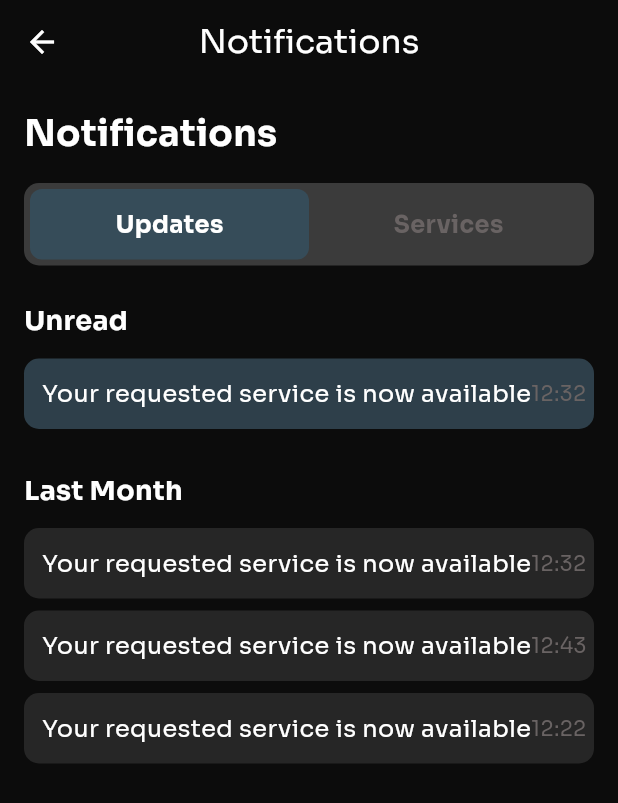
After one commit to AIBay-FYP/aibay, a Flutter app: the NotificationsScreen screen opened directly, on a phone screen of 412 x 824 dp. The commit adds this screen. Shown: the top 803 px of the screen. Run offline on Flutter 3.47's test engine with Material 3 defaults, Android fonts, the phone set to English and light mode, and no system bars; our stand-ins replace dio, firebase_core, flutter_dotenv, flutter_riverpod, flutter_svg, intl_phone_number_input; accounts and stored records are empty; network calls fail.

Commit message:
category and notifications screen

```diff
--- a/lib/main.dart
+++ b/lib/main.dart
@@ -1,3 +1,5 @@
+import 'package:aibay/screens/category.dart';
+import 'package:aibay/screens/notifications_screen.dart';
 import 'package:firebase_core/firebase_core.dart';
 import 'package:flutter/material.dart';
 import 'package:flutter_riverpod/flutter_riverpod.dart';
@@ -25,7 +27,7 @@ class MyApp extends ConsumerWidget {
     return MaterialApp(
       debugShowCheckedModeBanner: false,
       theme: theme,
-      home: LoginScreen(),
+      home: CategoryScreen(),
     );
   }
 }
--- /dev/null
+++ b/lib/providers/notifications_provider.dart
@@ -0,0 +1,58 @@
+import 'package:flutter_riverpod/flutter_riverpod.dart';
+
+final notificationsProvider = Provider<List<Map<String, String>>>((ref) {
+  return [
+    {"message": "Your requested service is now available", "time": "12:32", "status": "unread", "type": "Updates"},
+    {"message": "Your requested service is now available", "time": "12:32", "status": "read", "type": "Updates"},
+    {"message": "Your requested service is now available", "time": "12:43", "status": "read", "type": "Updates"},
+    {"message": "Your requested service is now available", "time": "12:22", "status": "read", "type": "Updates"},
+  ];
+});
+
+/// Mock Data for In Progress Screen
+final inProgressProvider = Provider<List<Map<String, dynamic>>>((ref) {
+  return [
+    {
+      "productName": "Product Name 1",
+      "type": "Rent",
+      "price": "Rs 100/day", // Price
+      "actions": ["Pay Now", "Cancel"],
+    },
+    {
+      "productName": "Product Name 2",
+      "type": "Rent",
+      "price": "Rs 100/day", // Price
+      "actions": ["Pay Now", "Cancel"],
+    },
+  ];
+});
+
+/// Mock Data for Booked Screen
+final bookedProvider = Provider<List<Map<String, dynamic>>>((ref) {
+  return [
+    {
+      "productName": "Product Name 3",
+      "type": "Rent",
+      "price": "Rs 100/day", // Price
+      "actions": ["Get Contract"],
+    },
+  ];
+});
+
+/// Mock Data for Requested Screen
+final requestedProvider = Provider<List<Map<String, dynamic>>>((ref) {
+  return [
+    {
+      "productName": "Product Name 4",
+      "type": "Rent",
+      "price": "Rs 100/day", // Price
+      "actions": ["Cancel Request"],
+    },
+    {
+      "productName": "Product Name 5",
+      "type": "Rent",
+      "price": "Rs 100/day", // Price
+      "actions": ["Cancel Request"],
+    },
+  ];
+});
--- /dev/null
+++ b/lib/screens/notifications_screen.dart
@@ -0,0 +1,180 @@
+import 'package:flutter/material.dart';
+import 'package:flutter_riverpod/flutter_riverpod.dart';
+import 'package:aibay/theme/app_colors.dart'; // Import the AppTheme class
+import 'package:aibay/providers/notifications_provider.dart'; // Import the notifications provider
+import 'services_toggle_screen.dart'; // Import the Services Toggle Screen
+
+/// StateProvider to manage the selected tab (Updates or Services)
+final selectedTabProvider = StateProvider<String>((ref) => 'Updates');
+
+class NotificationsScreen extends ConsumerWidget {
+  @override
+  Widget build(BuildContext context, WidgetRef ref) {
+    final notifications = ref.watch(notificationsProvider); // Use notificationsProvider
+    final selectedTab = ref.watch(selectedTabProvider);
+
+    return Scaffold(
+      appBar: AppBar(
+        title: Text(
+          "Notifications",
+          style: TextStyle(color: AppTheme.primaryTextColorDark), // Use AppTheme color
+        ),
+        centerTitle: true, // Center the title
+        leading: IconButton(
+          icon: Icon(Icons.arrow_back, color: AppTheme.primaryTextColorDark), // Use AppTheme color
+          onPressed: () => Navigator.pop(context),
+        ),
+      ),
+      body: SingleChildScrollView( // Wrap the entire body in a SingleChildScrollView
+        padding: const EdgeInsets.all(16.0),
+        child: Column(
+          crossAxisAlignment: CrossAxisAlignment.start,
+          children: [
+            // Main Heading
+            Text(
+              "Notifications",
+              style: TextStyle(
+                color: AppTheme.primaryTextColorDark, // Use AppTheme color
+                fontSize: 24,
+                fontWeight: FontWeight.bold,
+              ),
+            ),
+            SizedBox(height: 16),
+
+            // Toggle Buttons for Updates and Services
+            _buildToggleButtons(ref, selectedTab),
+            SizedBox(height: 24),
+
+            // Conditional UI based on selected tab
+            if (selectedTab == 'Updates') ...[
+              // Updates Screen
+              _buildUpdatesScreen(notifications),
+            ] else if (selectedTab == 'Services') ...[
+              // Services Screen
+              ServicesToggleScreen(), // Use the Services Toggle Screen
+            ],
+          ],
+        ),
+      ),
+    );
+  }
+
+  /// Toggle Buttons for "Updates" & "Services"
+  Widget _buildToggleButtons(WidgetRef ref, String selectedTab) {
+    return Container(
+      padding: EdgeInsets.all(4),
+      decoration: BoxDecoration(
+        color: AppTheme.darkTheme.colorScheme.secondary, // Use AppTheme color
+        borderRadius: BorderRadius.circular(10),
+      ),
+      child: Row(
+        children: [
+          _buildToggleButton(ref, 'Updates', selectedTab == 'Updates'),
+          _buildToggleButton(ref, 'Services', selectedTab == 'Services'),
+        ],
+      ),
+    );
+  }
+
+  /// Single Toggle Button
+  Widget _buildToggleButton(WidgetRef ref, String text, bool isSelected) {
+    return Expanded(
+      child: GestureDetector(
+        onTap: () {
+          ref.read(selectedTabProvider.notifier).state = text; // Update selected tab
+        },
+        child: Container(
+          padding: EdgeInsets.symmetric(vertical: 12),
+          decoration: BoxDecoration(
+            color: isSelected
+                ? AppTheme.darkTheme.colorScheme.primary // Use AppTheme color
+                : Colors.transparent,
+            borderRadius: BorderRadius.circular(8),
+          ),
+          alignment: Alignment.center,
+          child: Text(
+            text,
+            style: TextStyle(
+              color: isSelected
+                  ? AppTheme.primaryTextColorDark // Use AppTheme color
+                  : AppTheme.secondaryTextColorDark, // Use AppTheme color
+              fontWeight: FontWeight.bold,
+              fontSize: 16,
+            ),
+          ),
+        ),
+      ),
+    );
+  }
+
+  /// Updates Screen
+  Widget _buildUpdatesScreen(List<Map<String, String>> notifications) {
+    return Column(
+      crossAxisAlignment: CrossAxisAlignment.start,
+      children: [
+        // Unread Section
+        Text(
+          "Unread",
+          style: TextStyle(
+            color: AppTheme.primaryTextColorDark, // Use AppTheme color
+            fontSize: 18,
+            fontWeight: FontWeight.bold,
+          ),
+        ),
+        SizedBox(height: 8),
+        ...notifications
+            .where((n) => n["status"] == "unread" && n["type"] == "Updates")
+            .map((notification) => _buildNotificationTile(notification, isUnread: true)),
+
+        SizedBox(height: 24),
+
+        // Last Month Section
+        Text(
+          "Last Month",
+          style: TextStyle(
+            color: AppTheme.primaryTextColorDark, // Use AppTheme color
+            fontSize: 18,
+            fontWeight: FontWeight.bold,
+          ),
+        ),
+        SizedBox(height: 8),
+        ...notifications
+            .where((n) => n["status"] == "read" && n["type"] == "Updates")
+            .map((notification) => _buildNotificationTile(notification)),
+      ],
+    );
+  }
+
+  /// Notification Tile Widget
+  Widget _buildNotificationTile(Map<String, String> notification, {bool isUnread = false}) {
+    return Container(
+      margin: EdgeInsets.symmetric(vertical: 4),
+      padding: EdgeInsets.all(12),
+      decoration: BoxDecoration(
+        color: isUnread
+            ? AppTheme.darkTheme.colorScheme.primary.withOpacity(0.8) // Use AppTheme color
+            : AppTheme.darkTheme.colorScheme.onSecondary, // Use AppTheme color
+        borderRadius: BorderRadius.circular(10),
+      ),
+      child: Row(
+        mainAxisAlignment: MainAxisAlignment.spaceBetween,
+        children: [
+          Text(
+            notification["message"]!,
+            style: TextStyle(
+              color: AppTheme.primaryTextColorDark, // Use AppTheme color
+              fontSize: 16,
+            ),
+          ),
+          Text(
+            notification["time"]!,
+            style: TextStyle(
+              color: AppTheme.secondaryTextColorDark, // Use AppTheme color
+              fontSize: 14,
+            ),
+          ),
+        ],
+      ),
+    );
+  }
+}
--- a/pubspec.yaml
+++ b/pubspec.yaml
@@ -43,6 +43,10 @@ dependencies:
   intl_phone_number_input:
   firebase_core: ^3.12.1
   firebase_auth:
+  http:
+  cached_network_image:
+  intl:
+  logger:
 
 
 dev_dependencies:
```
Also changed, not shown: lib/providers/listing_provider.dart (added, +8 -0 lines), lib/screens/category.dart (added, +88 -0 lines), lib/screens/services_toggle_screen.dart (added, +243 -0 lines), pubspec.lock, 2 other files.
